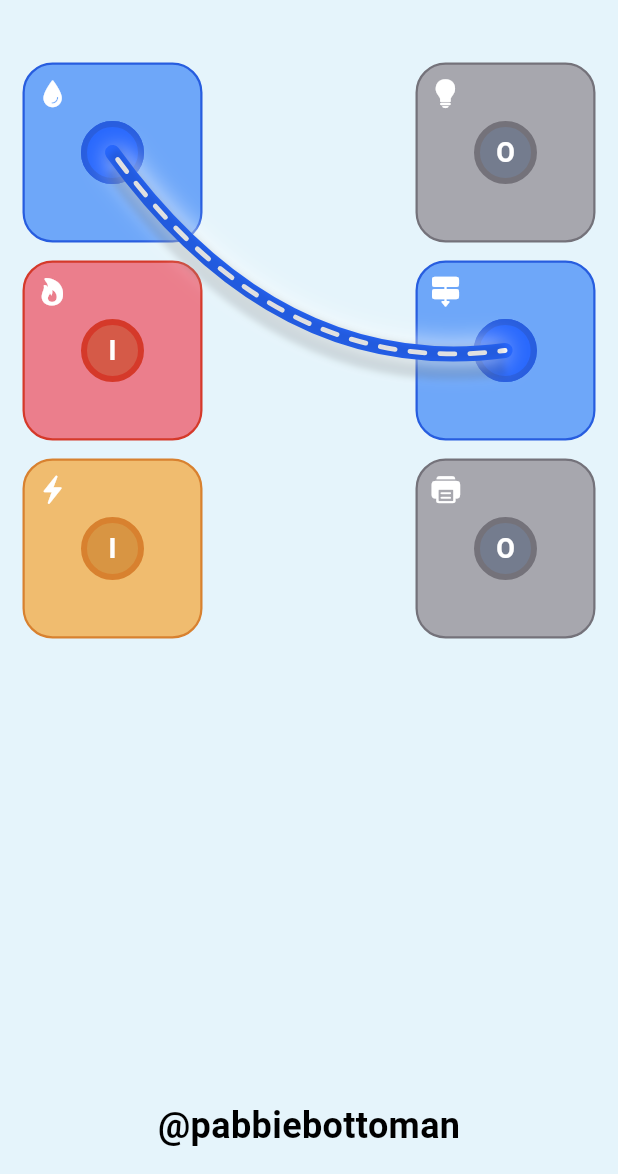
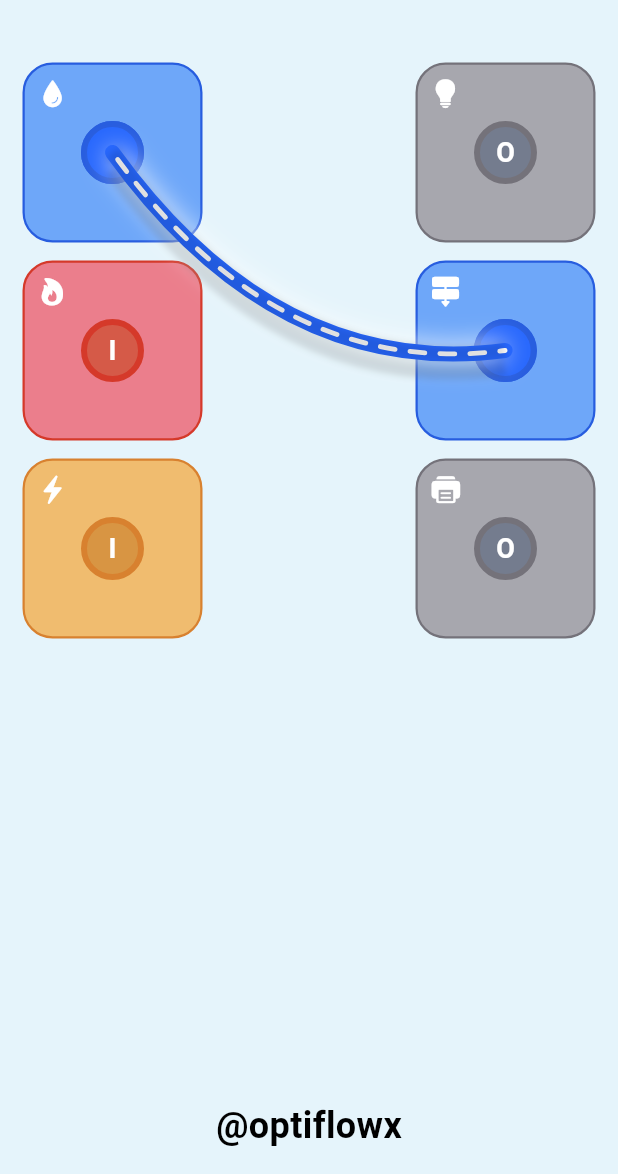
Before and after one commit to optiflowx/animated_home_app, a Flutter app: the screen it shows after launch, on a phone screen of 412 x 824 dp, the part 62-1236 px from its top. Run offline on Flutter 3.47's test engine with Material 3 defaults, Android fonts, the light colour scheme and no system bars; our stand-ins replace flutter_riverpod.

Commit message:
--Update

```diff
--- a/lib/pages/home_screen.dart
+++ b/lib/pages/home_screen.dart
@@ -110,7 +110,7 @@ class _HomeScreenState extends ConsumerState<HomeScreen> {
             const Align(
               alignment: Alignment.bottomCenter,
               child: Text(
-                '@pabbiebottoman',
+                '@optiflowx',
                 style: TextStyle(
                   color: Colors.black,
                   fontSize: 24,
--- a/pubspec.yaml
+++ b/pubspec.yaml
@@ -47,7 +47,7 @@ dev_dependencies:
   # activated in the `analysis_options.yaml` file located at the root of your
   # package. See that file for information about deactivating specific lint
   # rules and activating additional ones.
-  flutter_lints: ^2.0.0
+  flutter_lints: ^4.0.0
 
 # For information on the generic Dart part of this file, see the
 # following page: https://dart.dev/tools/pub/pubspec
```
Also changed, not shown: pubspec.lock, 3 other files.
